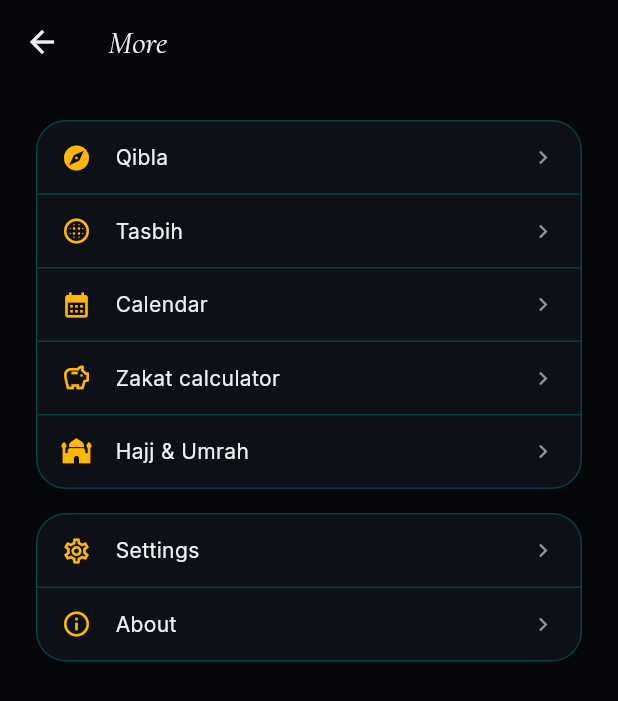
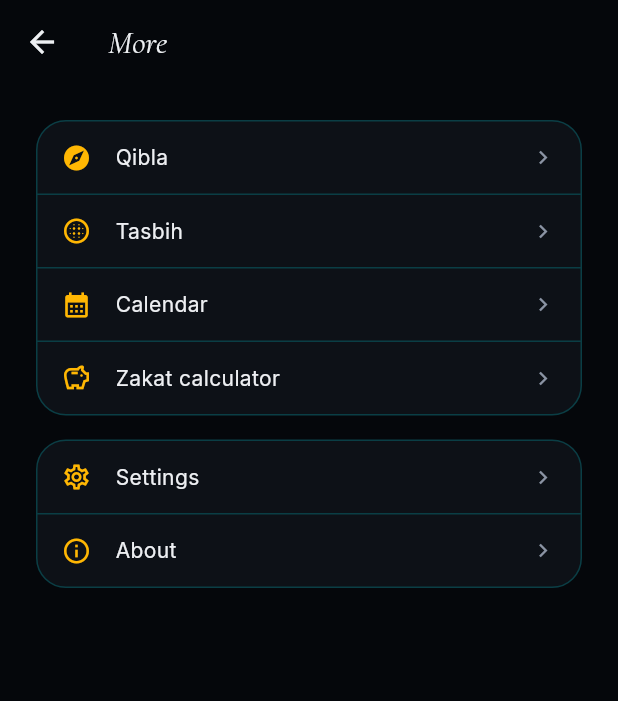
Before and after one commit to ajmalkhan6233-eng/noor_app, a Flutter app: the MoreScreen screen opened directly, on a phone screen of 412 x 824 dp. Shown: the top 701 px of the screen. Run offline on Flutter 3.47's test engine with Material 3 defaults, Android fonts, the phone set to English and light mode, and no system bars; our stand-ins replace adhan, audioplayers, equatable, flutter_bloc, flutter_compass, flutter_local_notifications and 5 more; accounts and stored records are empty.

Commit message:
Item 2: remove zombie features cut from v1 (Pilgrimage, streak tracker)
Both were still reachable in the UI despite being explicitly cut in
CLAUDE.md's Deferred section (2026-08-23):
- More screen's "Pilgrimage" row routed to PilgrimageHomeScreen (and
  transitively Umrah/Hajj guide screens) despite a comment right next
  to it claiming the feature "isn't exposed here" — the comment was
  stale, the row itself was never actually removed. Removed the row;
  the underlying screens stay in the repo, just unreachable.
- Home still rendered StreakCapsule and the daily-goal checklist.
  Removed both from HomeOverviewScreen; Prayer Times' own
  PrayerTrackerCard is untouched (not named in this cut) and still
  shares the same PrayerTrackerCubit instance via HomeDashboard.

Test coverage updated to assert StreakCapsule is genuinely absent from
Home now, not just untested. All 199 tests pass; flutter analyze clean.

```diff
--- a/lib/features/more/presentation/more_screen.dart
+++ b/lib/features/more/presentation/more_screen.dart
@@ -13,7 +13,6 @@ import '../../../core/presentation/widgets/parallax_layer.dart';
 import '../../../core/utils/semantics_helpers.dart';
 import '../../../l10n/generated/app_localizations.dart';
 import '../../calendar/presentation/calendar_screen.dart';
-import '../../pilgrimage/presentation/pilgrimage_home_screen.dart';
 import '../../qibla/presentation/qibla_screen.dart';
 import '../../settings/presentation/about_screen.dart';
 import '../../settings/presentation/settings_screen.dart';
@@ -63,11 +62,10 @@ class _MoreScreenState extends State<MoreScreen> {
                         _row(context, Icons.calendar_month, l10n.calendarLabel, const CalendarScreen()),
                         _divider(),
                         _row(context, Icons.savings_outlined, l10n.zakatCalculatorLabel, const ZakatScreen()),
-                        _divider(),
-                        _row(context, Icons.mosque, l10n.pilgrimageLabel, const PilgrimageHomeScreen()),
-                        // Hajj/Umrah guide feature is cut from v1 (see
-                        // CLAUDE.md Deferred section) — its screens
-                        // stay in the repo but aren't exposed here.
+                        // Hajj/Umrah/pilgrimage guide feature is cut
+                        // from v1 (see CLAUDE.md Deferred section) —
+                        // its screens stay in the repo but aren't
+                        // exposed here.
                       ],
                     ),
                   ),
```
Also changed, not shown: lib/features/home/presentation/home_overview_screen.dart (+8 -23 lines), 1 other file.
